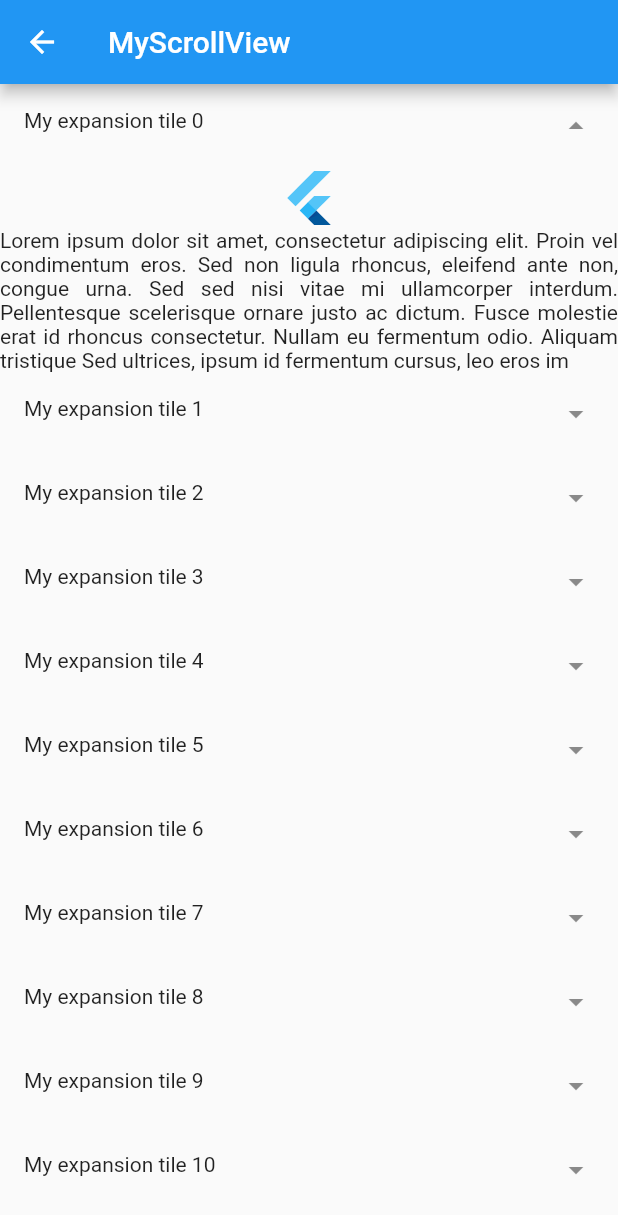
After one commit to ademir2011/flutter_playground, a Flutter app: the ControllerSecondScreen screen opened directly, after a tap on an icon or button, on a phone screen of 412 x 824 dp. The commit adds this screen. Shown: the top 1215 px of the screen. Run offline on Flutter 3.47's test engine with Material 2 defaults, Android fonts, the phone set to English and light mode, and no system bars.

Commit message:
soluções para animações explicitas

```diff
--- a/lib/main.dart
+++ b/lib/main.dart
@@ -1,4 +1,6 @@
 import 'package:flutter/material.dart';
+import 'package:flutter_playground/screens/controller_one_screen.dart';
+import 'package:flutter_playground/screens/controller_second_screen.dart';
 import 'package:flutter_playground/screens/implicit_one_screen.dart';
 import 'package:flutter_playground/screens/implicit_second_screen.dart';
 import 'package:flutter_playground/screens/money_screen.dart';
@@ -11,6 +13,8 @@ final buttons = [
   {'title': 'exercício 1.2 - Tela app Tinder', 'link': const MainTinderScreen()},
   {'title': 'exercício 2.1.1 - Anim. Implic', 'link': const ImplicitOneScreen()},
   {'title': 'exercício 2.1.2 - Anim. Implic', 'link': const ImplicitSecondScreen()},
+  {'title': 'exercício 2.2.1 - Anim. Control', 'link': const ControllerOneScreeen()},
+  {'title': 'exercício 2.2.2 - Anim. Control', 'link': const ControllerSecondScreen()},
 ];
 
 class Menu extends StatelessWidget {
--- /dev/null
+++ b/lib/screens/controller_second_screen.dart
@@ -0,0 +1,123 @@
+import 'dart:math';
+
+import 'package:flutter/material.dart';
+
+class ControllerSecondScreen extends StatefulWidget {
+  const ControllerSecondScreen({Key? key}) : super(key: key);
+
+  @override
+  _ControllerSecondScreenState createState() => _ControllerSecondScreenState();
+}
+
+class Data {
+  final String title;
+  final FlutterLogo logo;
+  final String content;
+  final AnimationController controller;
+  final Animation<double?> heightFactorAnimation;
+  final Animation<double?> radiansAnimation;
+
+  Data({
+    required this.title,
+    required this.logo,
+    required this.content,
+    required this.controller,
+    required this.heightFactorAnimation,
+    required this.radiansAnimation,
+  });
+}
+
+List<Data> data = [];
+
+class _ControllerSecondScreenState extends State<ControllerSecondScreen> with TickerProviderStateMixin {
+  @override
+  void initState() {
+    // TODO: implement initState
+    super.initState();
+
+    data.addAll(
+      List.generate(
+        30,
+        (index) {
+          final animationController = AnimationController(
+            vsync: this,
+            duration: const Duration(seconds: 1),
+          );
+          return Data(
+            title: 'My expansion tile $index',
+            logo: const FlutterLogo(size: 40),
+            content:
+                'Lorem ipsum dolor sit amet, consectetur adipiscing elit. Proin vel condimentum eros. Sed non ligula rhoncus, eleifend ante non, congue urna. Sed sed nisi vitae mi ullamcorper interdum. Pellentesque scelerisque ornare justo ac dictum. Fusce molestie erat id rhoncus consectetur. Nullam eu fermentum odio. Aliquam tristique Sed ultrices, ipsum id fermentum cursus, leo eros im',
+            controller: animationController,
+            heightFactorAnimation: Tween(begin: 0.0, end: 1.0).animate(
+              animationController,
+            ),
+            radiansAnimation: Tween(begin: 0.0, end: pi).animate(
+              animationController,
+            ),
+          );
+        },
+      ),
+    );
+  }
+
+  @override
+  Widget build(BuildContext context) {
+    return Scaffold(
+      appBar: AppBar(
+        title: const Text('MyScrollView'),
+      ),
+      body: ListView.builder(
+        itemCount: data.length,
+        itemBuilder: (ctx, index) {
+          return AnimatedBuilder(
+            animation: data[index].controller,
+            builder: (ctx, child) {
+              return Column(
+                children: [
+                  ListTile(
+                    leading: Text(data[index].title),
+                    trailing: Transform.rotate(
+                      angle: data[index].radiansAnimation.value!,
+                      child: const Icon(Icons.arrow_drop_down),
+                    ),
+                    onTap: () {
+                      setState(() {
+                        // listIsTap[index] = !listIsTap[index];
+                        if (data[index].controller.value == 0) {
+                          data[index].controller.forward();
+                        } else {
+                          data[index].controller.reverse();
+                        }
+                      });
+                    },
+                  ),
+                  ClipRect(
+                    child: Align(
+                      heightFactor: data[index].heightFactorAnimation.value,
+                      child: Column(children: [
+                        data[index].logo,
+                        Text(
+                          data[index].content,
+                          textAlign: TextAlign.justify,
+                        ),
+                      ]),
+                    ),
+                  ),
+                ],
+              );
+            },
+          );
+        },
+      ),
+    );
+  }
+
+  @override
+  void dispose() {
+    super.dispose();
+    data.forEach((element) {
+      element.controller.dispose();
+    });
+  }
+}
--- a/lib/screens/implicit_one_screen.dart
+++ b/lib/screens/implicit_one_screen.dart
@@ -10,6 +10,7 @@ class ImplicitOneScreen extends StatefulWidget {
 class _ImplicitOneScreenState extends State<ImplicitOneScreen> {
   var isTap = false;
   final duration = 2;
+
   @override
   Widget build(BuildContext context) {
     return Scaffold(
```
Also changed, not shown: lib/screens/controller_one_screen.dart (added, +70 -0 lines).
